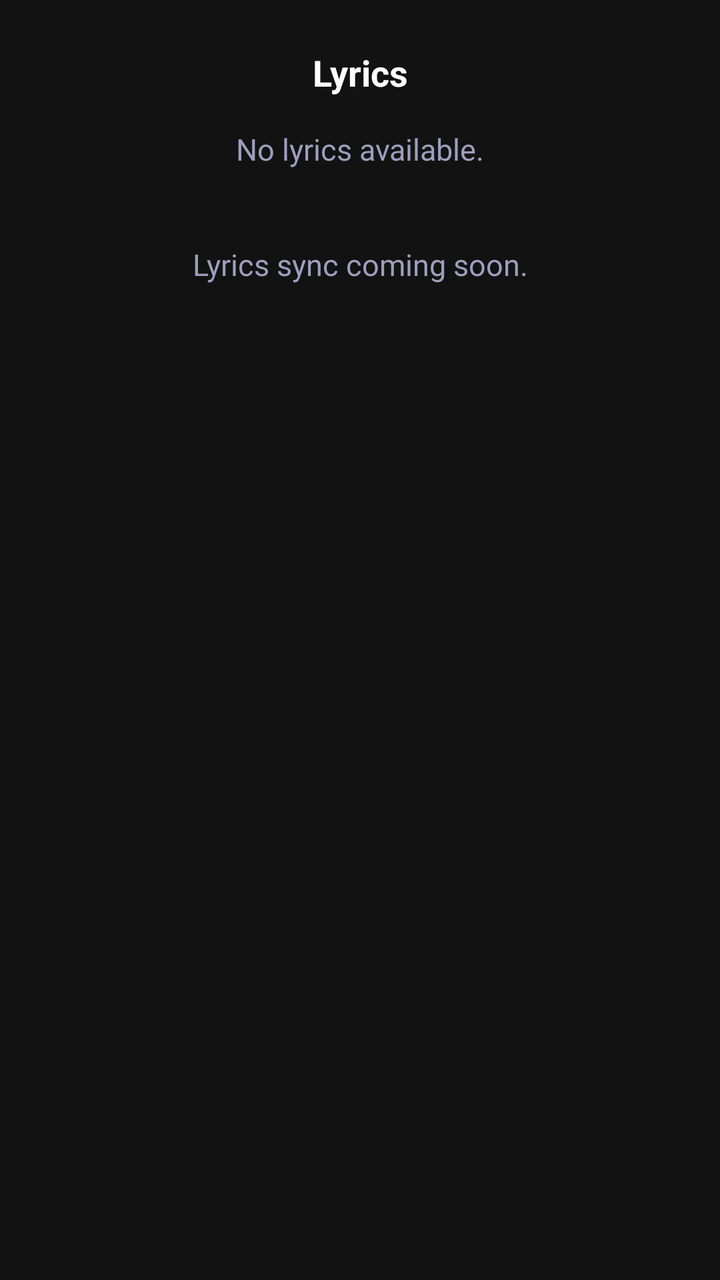
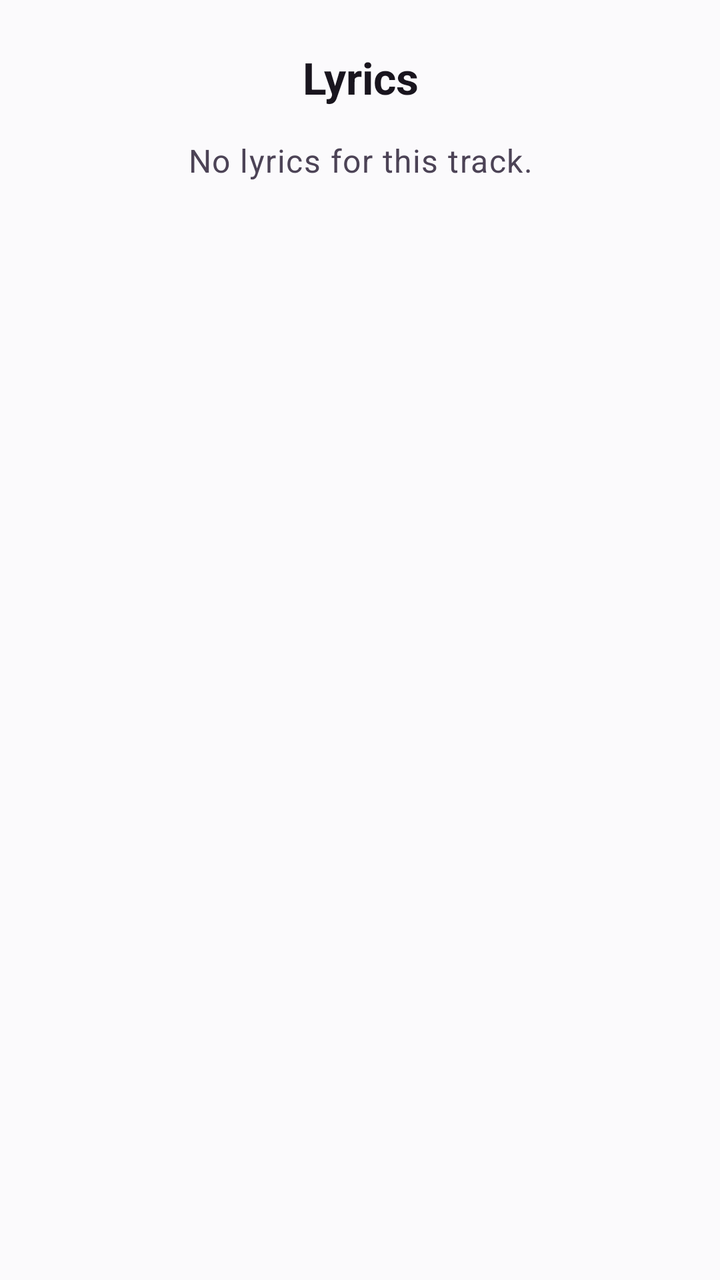

An Android layout rendered at two revisions. The XML below is the earlier revision; the diff shows what the commit changed to produce the second picture.
<!-- AndroidManifest.xml: application theme Theme.FountainPlay -->
<!-- res/layout/fragment_player_lyrics.xml -->
<?xml version="1.0" encoding="utf-8"?>
<ScrollView xmlns:android="http://schemas.android.com/apk/res/android"
    android:layout_width="match_parent" android:layout_height="match_parent"
    android:padding="24dp">
    <LinearLayout android:layout_width="match_parent" android:layout_height="wrap_content"
        android:orientation="vertical" android:gravity="center">
        <TextView android:layout_width="match_parent" android:layout_height="wrap_content"
            android:text="Lyrics" android:textColor="@color/white"
            android:textSize="18sp" android:textStyle="bold"
            android:gravity="center" android:paddingBottom="16dp" />
        <TextView android:id="@+id/tv_lyrics"
            android:layout_width="match_parent" android:layout_height="wrap_content"
            android:text="No lyrics available.\n\nLyrics sync coming soon."
            android:textColor="@color/on_surface_variant_dark"
            android:textSize="15sp" android:lineSpacingMultiplier="1.6"
            android:gravity="center" />
    </LinearLayout>
</ScrollView>
<!-- resources referenced by this layout -->
<resources>
  <color name="on_surface_variant_dark">#9E9EBF</color>
  <color name="white">#FFFFFF</color>
  <style name="Theme.FountainPlay" parent="Theme.Material3.Dark.NoActionBar">
          <item name="colorPrimary">@color/fp_purple</item>
          <item name="colorPrimaryVariant">@color/fp_purple_dark</item>
          <item name="colorSecondary">@color/fp_red</item>
          <item name="colorSurface">@color/surface_dark</item>
          <item name="colorOnSurface">@color/on_surface_dark</item>
          <item name="android:colorBackground">@color/background_dark</item>
          <item name="android:windowBackground">@color/background_dark</item>
          <item name="android:statusBarColor">@color/background_dark</item>
          <item name="android:navigationBarColor">@color/surface_dark</item>
          <item name="android:windowLayoutInDisplayCutoutMode">shortEdges</item>
      </style>
  <color name="fp_purple">#7B2FBE</color>
  <color name="fp_purple_dark">#4A1080</color>
  <color name="fp_red">#E53935</color>
  <color name="surface_dark">#1E1E2E</color>
  <color name="on_surface_dark">#E6E1F0</color>
  <color name="background_dark">#121212</color>
</resources>

<!-- the commit's change to res/layout/fragment_player_lyrics.xml (unified diff, before → after) -->
@@ -1,18 +1,31 @@
 <?xml version="1.0" encoding="utf-8"?>
 <ScrollView xmlns:android="http://schemas.android.com/apk/res/android"
-    android:layout_width="match_parent" android:layout_height="match_parent"
+    xmlns:app="http://schemas.android.com/apk/res-auto"
+    android:layout_width="match_parent"
+    android:layout_height="match_parent"
     android:padding="24dp">
-    <LinearLayout android:layout_width="match_parent" android:layout_height="wrap_content"
-        android:orientation="vertical" android:gravity="center">
-        <TextView android:layout_width="match_parent" android:layout_height="wrap_content"
-            android:text="Lyrics" android:textColor="@color/white"
-            android:textSize="18sp" android:textStyle="bold"
-            android:gravity="center" android:paddingBottom="16dp" />
-        <TextView android:id="@+id/tv_lyrics"
-            android:layout_width="match_parent" android:layout_height="wrap_content"
-            android:text="No lyrics available.\n\nLyrics sync coming soon."
-            android:textColor="@color/on_surface_variant_dark"
-            android:textSize="15sp" android:lineSpacingMultiplier="1.6"
-            android:gravity="center" />
+    <LinearLayout
+        android:layout_width="match_parent"
+        android:layout_height="wrap_content"
+        android:orientation="vertical"
+        android:gravity="center">
+        <TextView
+            android:layout_width="match_parent"
+            android:layout_height="wrap_content"
+            android:gravity="center"
+            android:paddingBottom="16dp"
+            android:text="Lyrics"
+            android:textAppearance="?attr/textAppearanceTitleLarge"
+            android:textColor="?attr/colorOnSurface"
+            android:textStyle="bold" />
+        <TextView
+            android:id="@+id/tv_lyrics"
+            android:layout_width="match_parent"
+            android:layout_height="wrap_content"
+            android:gravity="center"
+            android:lineSpacingMultiplier="1.5"
+            android:text="No lyrics for this track."
+            android:textAppearance="?attr/textAppearanceBodyLarge"
+            android:textColor="?attr/colorOnSurfaceVariant" />
     </LinearLayout>
 </ScrollView>
<!-- resource entries referenced after the edit -->
@@ -1,24 +1,94 @@
 <!-- resources referenced by this layout -->
 <resources>
-  <color name="on_surface_variant_dark">#9E9EBF</color>
-  <color name="white">#FFFFFF</color>
-  <style name="Theme.FountainPlay" parent="Theme.Material3.Dark.NoActionBar">
-          <item name="colorPrimary">@color/fp_purple</item>
-          <item name="colorPrimaryVariant">@color/fp_purple_dark</item>
-          <item name="colorSecondary">@color/fp_red</item>
-          <item name="colorSurface">@color/surface_dark</item>
-          <item name="colorOnSurface">@color/on_surface_dark</item>
-          <item name="android:colorBackground">@color/background_dark</item>
-          <item name="android:windowBackground">@color/background_dark</item>
-          <item name="android:statusBarColor">@color/background_dark</item>
-          <item name="android:navigationBarColor">@color/surface_dark</item>
+  <style name="Theme.FountainPlay" parent="Theme.Material3.DayNight.NoActionBar">
+          <item name="colorPrimary">@color/fp_fountain_primary_light</item>
+          <item name="colorOnPrimary">@color/fp_fountain_onprimary_light</item>
+          <item name="colorPrimaryContainer">@color/fp_fountain_primarycontainer_light</item>
+          <item name="colorOnPrimaryContainer">@color/fp_fountain_onprimarycontainer_light</item>
+          <item name="colorSecondary">@color/fp_fountain_secondary_light</item>
+          <item name="colorOnSecondary">@color/fp_fountain_onsecondary_light</item>
+          <item name="colorSecondaryContainer">@color/fp_fountain_secondarycontainer_light</item>
+          <item name="colorOnSecondaryContainer">@color/fp_fountain_onsecondarycontainer_light</item>
+          <item name="colorTertiary">@color/fp_fountain_tertiary_light</item>
+          <item name="colorOnTertiary">@color/fp_fountain_ontertiary_light</item>
+          <item name="colorTertiaryContainer">@color/fp_fountain_tertiarycontainer_light</item>
+          <item name="colorOnTertiaryContainer">@color/fp_fountain_ontertiarycontainer_light</item>
+          <item name="colorSurface">@color/fp_fountain_surface_light</item>
+          <item name="colorOnSurface">@color/fp_fountain_onsurface_light</item>
+          <item name="colorSurfaceVariant">@color/fp_fountain_surfacevariant_light</item>
+          <item name="colorOnSurfaceVariant">@color/fp_fountain_onsurfacevariant_light</item>
+          <item name="colorOutline">@color/fp_fountain_outline_light</item>
+          <item name="colorOutlineVariant">@color/fp_fountain_outlinevariant_light</item>
+          <item name="colorSurfaceContainerLowest">@color/fp_fountain_surfacecontainerlowest_light</item>
+          <item name="colorSurfaceContainerLow">@color/fp_fountain_surfacecontainerlow_light</item>
+          <item name="colorSurfaceContainer">@color/fp_fountain_surfacecontainer_light</item>
+          <item name="colorSurfaceContainerHigh">@color/fp_fountain_surfacecontainerhigh_light</item>
+          <item name="colorSurfaceContainerHighest">@color/fp_fountain_surfacecontainerhighest_light</item>
+          <item name="colorSurfaceInverse">@color/fp_fountain_surfaceinverse_light</item>
+          <item name="colorOnSurfaceInverse">@color/fp_fountain_onsurfaceinverse_light</item>
+          <item name="android:colorBackground">@color/fp_fountain_surface_light</item>
+          <item name="colorOnBackground">@color/fp_fountain_onsurface_light</item>
+          <item name="android:windowBackground">@color/fp_fountain_surface_light</item>
+          <item name="android:statusBarColor">@color/fp_transparent</item>
+          <item name="android:navigationBarColor">@color/fp_transparent</item>
           <item name="android:windowLayoutInDisplayCutoutMode">shortEdges</item>
+          <item name="shapeAppearanceSmallComponent">@style/ShapeAppearance.FP.Small</item>
+          <item name="shapeAppearanceMediumComponent">@style/ShapeAppearance.FP.Medium</item>
+          <item name="shapeAppearanceLargeComponent">@style/ShapeAppearance.FP.Large</item>
+          <item name="bottomNavigationStyle">@style/Widget.FP.BottomNav</item>
+          <item name="tabStyle">@style/Widget.FP.Tab</item>
+          <item name="fpScrim">@color/fp_video_scrim</item>
+          <item name="fpOnScrim">@color/fp_video_on_scrim</item>
       </style>
-  <color name="fp_purple">#7B2FBE</color>
-  <color name="fp_purple_dark">#4A1080</color>
-  <color name="fp_red">#E53935</color>
-  <color name="surface_dark">#1E1E2E</color>
-  <color name="on_surface_dark">#E6E1F0</color>
-  <color name="background_dark">#121212</color>
+  <color name="fp_fountain_primary_light">#6515C1</color>
+  <color name="fp_fountain_onprimary_light">#FFFFFF</color>
+  <color name="fp_fountain_primarycontainer_light">#E4CFFC</color>
+  <color name="fp_fountain_onprimarycontainer_light">#270849</color>
+  <color name="fp_fountain_secondary_light">#C81936</color>
+  <color name="fp_fountain_onsecondary_light">#FFFFFF</color>
+  <color name="fp_fountain_secondarycontainer_light">#FCD4DB</color>
+  <color name="fp_fountain_onsecondarycontainer_light">#4D0A15</color>
+  <color name="fp_fountain_tertiary_light">#BF1881</color>
+  <color name="fp_fountain_ontertiary_light">#FFFFFF</color>
+  <color name="fp_fountain_tertiarycontainer_light">#FAD6ED</color>
+  <color name="fp_fountain_ontertiarycontainer_light">#4D0A34</color>
+  <color name="fp_fountain_surface_light">#FBFAFC</color>
+  <color name="fp_fountain_onsurface_light">#19151E</color>
+  <color name="fp_fountain_surfacevariant_light">#E8E3ED</color>
+  <color name="fp_fountain_onsurfacevariant_light">#4C4356</color>
+  <color name="fp_fountain_outline_light">#7F758A</color>
+  <color name="fp_fountain_outlinevariant_light">#D1CCD7</color>
+  <color name="fp_fountain_surfacecontainerlowest_light">#FFFFFF</color>
+  <color name="fp_fountain_surfacecontainerlow_light">#F6F4F9</color>
+  <color name="fp_fountain_surfacecontainer_light">#F1EDF5</color>
+  <color name="fp_fountain_surfacecontainerhigh_light">#ECE7F1</color>
+  <color name="fp_fountain_surfacecontainerhighest_light">#E6E0EE</color>
+  <color name="fp_fountain_surfaceinverse_light">#332C3A</color>
+  <color name="fp_fountain_onsurfaceinverse_light">#F2F0F5</color>
+  <color name="fp_transparent">#00000000</color>
+  <style name="ShapeAppearance.FP.Small" parent="ShapeAppearance.Material3.SmallComponent">
+          <item name="cornerFamily">rounded</item>
+          <item name="cornerSize">14dp</item>
+      </style>
+  <style name="ShapeAppearance.FP.Medium" parent="ShapeAppearance.Material3.MediumComponent">
+          <item name="cornerFamily">rounded</item>
+          <item name="cornerSize">20dp</item>
+      </style>
+  <style name="ShapeAppearance.FP.Large" parent="ShapeAppearance.Material3.LargeComponent">
+          <item name="cornerFamily">rounded</item>
+          <item name="cornerSize">28dp</item>
+      </style>
+  <style name="Widget.FP.BottomNav" parent="Widget.Material3.BottomNavigationView">
+          <item name="backgroundTint">?attr/colorSurfaceContainer</item>
+          <item name="labelVisibilityMode">labeled</item>
+          <item name="android:minHeight">72dp</item>
+      </style>
+  <style name="Widget.FP.Tab" parent="Widget.Material3.TabLayout">
+          <item name="tabIndicatorFullWidth">false</item>
+          <item name="tabIndicatorAnimationMode">elastic</item>
+          <item name="tabIndicatorHeight">3dp</item>
+      </style>
+  <color name="fp_video_scrim">#73000000</color>
+  <color name="fp_video_on_scrim">#FFFFFFFF</color>
 </resources>
 
